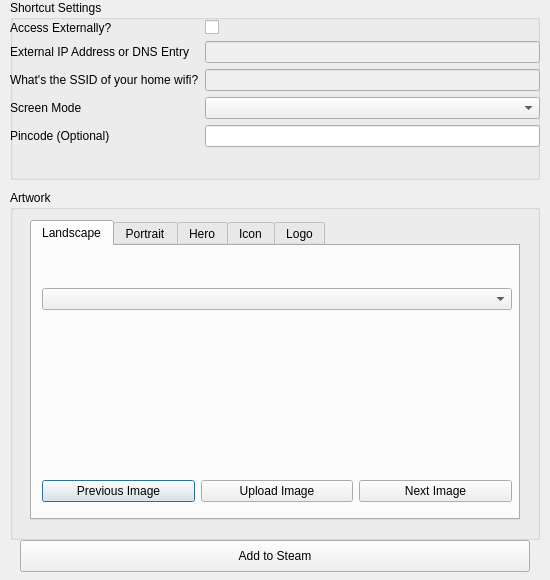
First picture: the form in gui/ui/shortcutdialog.ui, repository streetpea/chiaki-ng, before the edit.
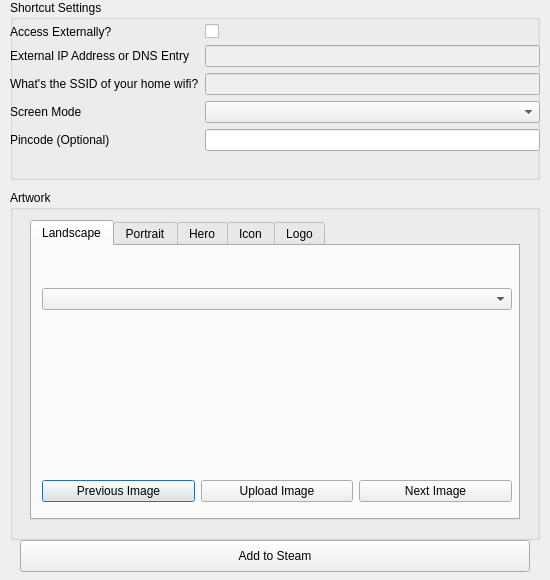
Second picture: the form after the edit.

Commit message: Adjust padding

Patch:
```diff
--- a/gui/ui/shortcutdialog.ui
+++ b/gui/ui/shortcutdialog.ui
@@ -38,6 +38,9 @@
      <property name="verticalSpacing">
       <number>-1</number>
      </property>
+     <property name="topMargin">
+      <number>4</number>
+     </property>
      <item row="0" column="0">
       <widget class="QLabel" name="allow_external_access_label">
        <property name="maximumSize">
```
